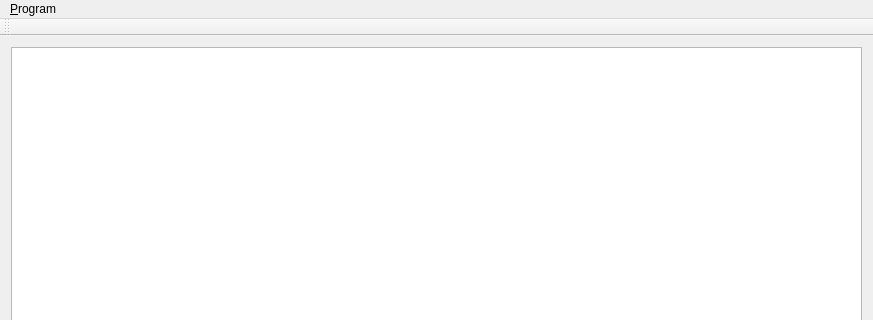
Old version of the form mainwindow.ui in the repository xkompas/memsource-assignment; both pictures show x 0 to 873 and y 0 to 320 of the 873 by 541 pixel window.
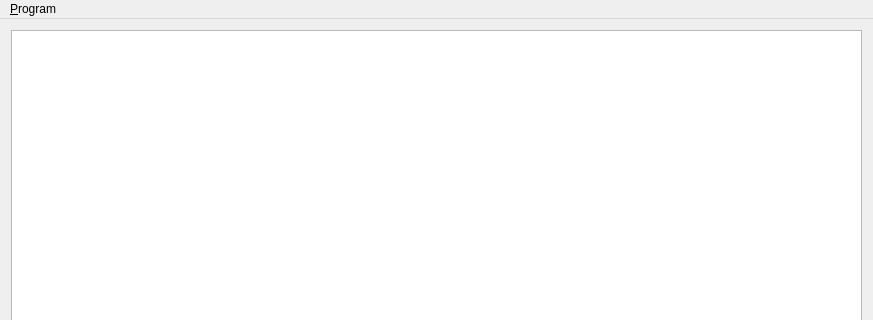
New version of the form.

Commit message: changed window title, removed toolbar

Patch:
```diff
--- a/mainwindow.ui
+++ b/mainwindow.ui
@@ -37,14 +37,6 @@
    </widget>
    <addaction name="menuMemsource_Projects"/>
   </widget>
-  <widget class="QToolBar" name="mainToolBar">
-   <attribute name="toolBarArea">
-    <enum>TopToolBarArea</enum>
-   </attribute>
-   <attribute name="toolBarBreak">
-    <bool>false</bool>
-   </attribute>
-  </widget>
   <widget class="QStatusBar" name="statusBar"/>
   <action name="actionExit">
    <property name="text">
```
Left out of the diff: 2 changed lines with no effect on the pictures.
